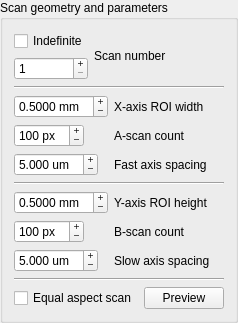
BUNPC/PyImageOCT, file src/main/ui/scan_octa.ui: the form before one commit.
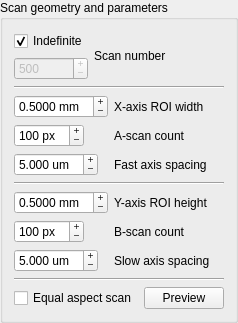
The form after the commit.

Commit message: OCTA scan geometry GUI

The edit to the form file:
```diff
--- a/src/main/ui/scan_octa.ui
+++ b/src/main/ui/scan_octa.ui
@@ -38,10 +38,16 @@
          <property name="text">
           <string>Indefinite</string>
          </property>
+         <property name="checked">
+          <bool>true</bool>
+         </property>
         </widget>
        </item>
        <item row="2" column="1">
         <widget class="QSpinBox" name="spinScanNumber">
+         <property name="enabled">
+          <bool>false</bool>
+         </property>
          <property name="toolTip">
           <string>The number of scans to acquire. Note that these are saved independently, see Repeat/Averaging section</string>
          </property>
@@ -54,6 +60,9 @@
          <property name="maximum">
           <number>100000</number>
          </property>
+         <property name="value">
+          <number>500</number>
+         </property>
         </widget>
        </item>
       </layout>
```
Left out of the diff: 8 changed lines with no effect on the pictures. The commit also changes 2 other files.
